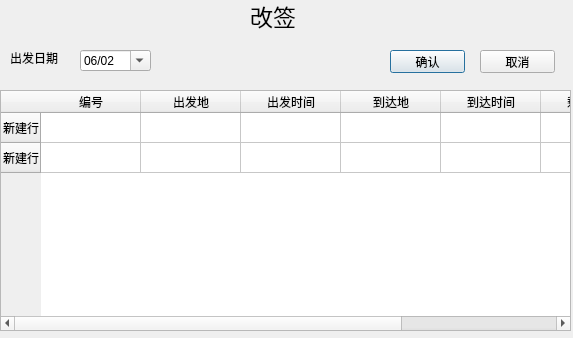
Old version of the form Client/conductor system/conductor/endorse.ui in the repository ticketgroup/qichedinggpiao.
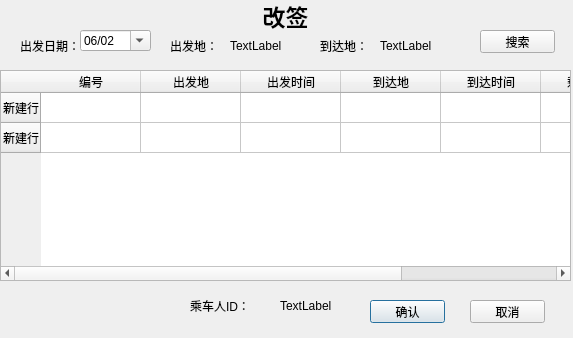
New version of the form.

```diff
--- a/Client/conductor system/conductor/endorse.ui
+++ b/Client/conductor system/conductor/endorse.ui
@@ -16,8 +16,8 @@
   <widget class="QPushButton" name="pushButton">
    <property name="geometry">
     <rect>
-     <x>390</x>
-     <y>50</y>
+     <x>370</x>
+     <y>300</y>
      <width>75</width>
      <height>23</height>
     </rect>
@@ -29,8 +29,8 @@
   <widget class="QPushButton" name="pushButton_2">
    <property name="geometry">
     <rect>
-     <x>480</x>
-     <y>50</y>
+     <x>470</x>
+     <y>300</y>
      <width>75</width>
      <height>23</height>
     </rect>
@@ -42,41 +42,46 @@
   <widget class="QLabel" name="label_4">
    <property name="geometry">
     <rect>
-     <x>10</x>
-     <y>50</y>
-     <width>51</width>
-     <height>16</height>
+     <x>20</x>
+     <y>30</y>
+     <width>71</width>
+     <height>31</height>
     </rect>
    </property>
    <property name="text">
-    <string>出发日期</string>
+    <string>出发日期：</string>
    </property>
   </widget>
   <widget class="QLabel" name="label">
    <property name="geometry">
     <rect>
-     <x>250</x>
+     <x>0</x>
      <y>0</y>
-     <width>51</width>
+     <width>571</width>
      <height>31</height>
     </rect>
    </property>
    <property name="font">
     <font>
      <pointsize>17</pointsize>
+     <weight>75</weight>
+     <bold>true</bold>
     </font>
    </property>
    <property name="text">
     <string>改签</string>
    </property>
+   <property name="alignment">
+    <set>Qt::AlignCenter</set>
+   </property>
   </widget>
   <widget class="QTableWidget" name="tableWidget">
    <property name="geometry">
     <rect>
      <x>0</x>
-     <y>90</y>
+     <y>70</y>
      <width>571</width>
-     <height>241</height>
+     <height>211</height>
     </rect>
    </property>
    <row>
@@ -129,7 +134,7 @@
    <property name="geometry">
     <rect>
      <x>80</x>
-     <y>50</y>
+     <y>30</y>
      <width>71</width>
      <height>21</height>
     </rect>
@@ -157,6 +162,97 @@
     </date>
    </property>
   </widget>
+  <widget class="QLabel" name="label_2">
+   <property name="geometry">
+    <rect>
+     <x>170</x>
+     <y>30</y>
+     <width>71</width>
+     <height>31</height>
+    </rect>
+   </property>
+   <property name="text">
+    <string>出发地：</string>
+   </property>
+  </widget>
+  <widget class="QLabel" name="label_3">
+   <property name="geometry">
+    <rect>
+     <x>230</x>
+     <y>30</y>
+     <width>61</width>
+     <height>31</height>
+    </rect>
+   </property>
+   <property name="text">
+    <string>TextLabel</string>
+   </property>
+  </widget>
+  <widget class="QLabel" name="label_5">
+   <property name="geometry">
+    <rect>
+     <x>320</x>
+     <y>30</y>
+     <width>61</width>
+     <height>31</height>
+    </rect>
+   </property>
+   <property name="text">
+    <string>到达地：</string>
+   </property>
+  </widget>
+  <widget class="QLabel" name="label_6">
+   <property name="geometry">
+    <rect>
+     <x>380</x>
+     <y>30</y>
+     <width>61</width>
+     <height>31</height>
+    </rect>
+   </property>
+   <property name="text">
+    <string>TextLabel</string>
+   </property>
+  </widget>
+  <widget class="QPushButton" name="pushButton_3">
+   <property name="geometry">
+    <rect>
+     <x>480</x>
+     <y>30</y>
+     <width>75</width>
+     <height>23</height>
+    </rect>
+   </property>
+   <property name="text">
+    <string>搜索</string>
+   </property>
+  </widget>
+  <widget class="QLabel" name="label_7">
+   <property name="geometry">
+    <rect>
+     <x>190</x>
+     <y>290</y>
+     <width>71</width>
+     <height>31</height>
+    </rect>
+   </property>
+   <property name="text">
+    <string>乘车人ID：</string>
+   </property>
+  </widget>
+  <widget class="QLabel" name="label_8">
+   <property name="geometry">
+    <rect>
+     <x>280</x>
+     <y>290</y>
+     <width>81</width>
+     <height>31</height>
+    </rect>
+   </property>
+   <property name="text">
+    <string>TextLabel</string>
+   </property>
+  </widget>
  </widget>
  <resources/>
  <connections>
```
